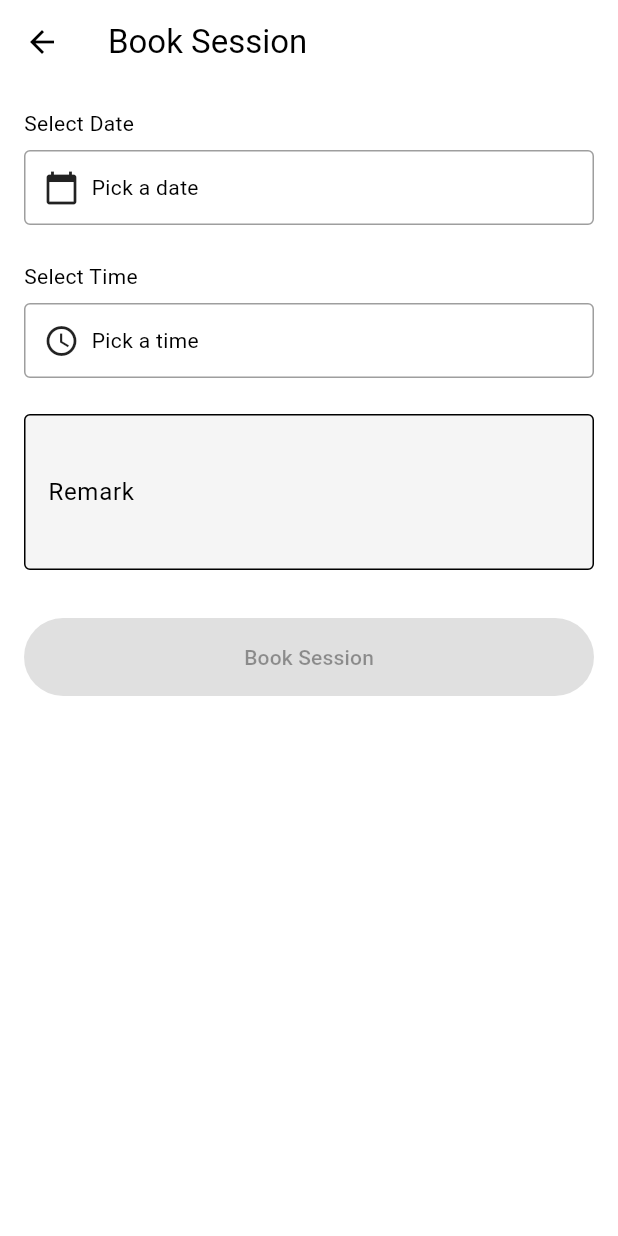
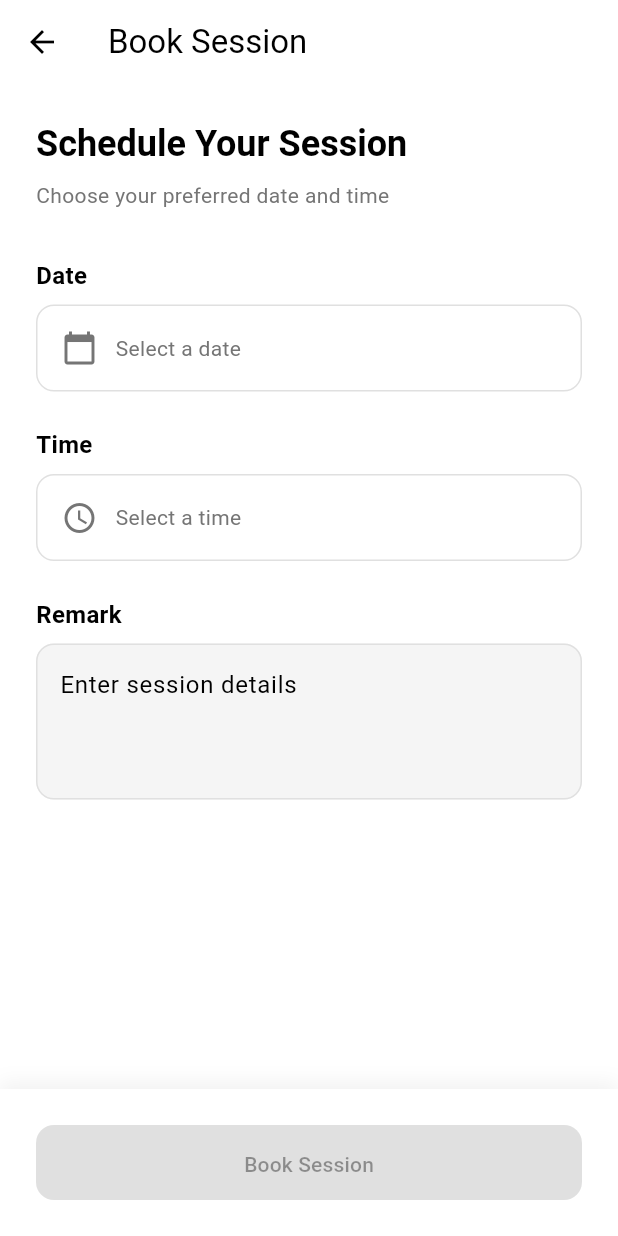
Before and after one commit to Prateek0001/GakudoAi, a Flutter app: the BookingScreen screen opened directly, on a phone screen of 412 x 824 dp. Run offline on Flutter 3.47's test engine with Material 3 defaults, Android fonts, the phone set to English and light mode, and no system bars; our stand-ins replace equatable, flutter_bloc, flutter_markdown, flutter_screenutil, intl_phone_field, shared_preferences and 1 more; accounts and stored records are empty.

Commit message:
fixed book session

```diff
--- a/lib/main.dart
+++ b/lib/main.dart
@@ -18,6 +18,7 @@ import 'repositories/auth/auth_repository_impl.dart';
 import 'repositories/chat/chat_repository.dart';
 import 'repositories/chat/chat_repository_impl.dart';
 import 'bloc/quiz_bloc.dart';
+import 'bloc/booking_bloc.dart';
 
 void main() async {
   WidgetsFlutterBinding.ensureInitialized();
@@ -36,6 +37,7 @@ void main() async {
       child: MultiBlocProvider(
         providers: [
           BlocProvider(create: (context) => QuizBloc()),
+          BlocProvider(create: (context) => BookingBloc()),
         ],
         child: ChangeNotifierProvider(
           create: (_) => ThemeProvider(prefs),
@@ -56,7 +58,16 @@ class MyApp extends StatelessWidget {
 
   @override
   Widget build(BuildContext context) {
-    return MaterialApp(
+    return MultiBlocProvider(
+      providers: [
+        BlocProvider(
+          create: (context) => QuizBloc(),
+        ),
+        BlocProvider(
+          create: (context) => BookingBloc(),
+        ),
+      ],
+      child: MaterialApp(
         debugShowCheckedModeBanner: false,
         title: StringConstants.appName,
         theme: ThemeConfig.lightTheme,
@@ -78,6 +89,7 @@ class MyApp extends StatelessWidget {
               ),
           '/profile': (context) => const ProfileScreen(),
         },
+      ),
     );
   }
 }
--- a/lib/screens/booking_screen.dart
+++ b/lib/screens/booking_screen.dart
@@ -19,11 +19,10 @@ class _BookingScreenState extends State<BookingScreen> {
 
   @override
   Widget build(BuildContext context) {
-    return BlocProvider(
-      create: (context) => BookingBloc(),
-      child: Scaffold(
+    return Scaffold(
       appBar: AppBar(
         title: const Text('Book Session'),
+        elevation: 0,
       ),
       body: BlocConsumer<BookingBloc, BookingState>(
         listener: (context, state) {
@@ -39,40 +38,88 @@ class _BookingScreenState extends State<BookingScreen> {
           }
         },
         builder: (context, state) {
-            return SingleChildScrollView(
-              padding: const EdgeInsets.all(16),
+          return Stack(
+            children: [
+              SingleChildScrollView(
+                padding: const EdgeInsets.all(24),
                 child: Column(
                   crossAxisAlignment: CrossAxisAlignment.start,
                   children: [
+                    Text(
+                      'Schedule Your Session',
+                      style:
+                          Theme.of(context).textTheme.headlineSmall?.copyWith(
+                                fontWeight: FontWeight.bold,
+                              ),
+                    ),
+                    const SizedBox(height: 8),
+                    Text(
+                      'Choose your preferred date and time',
+                      style: Theme.of(context).textTheme.bodyMedium?.copyWith(
+                            color: Colors.grey[600],
+                          ),
+                    ),
+                    const SizedBox(height: 32),
                     _buildDatePicker(context),
                     const SizedBox(height: 24),
                     _buildTimePicker(context),
                     const SizedBox(height: 24),
-                  TextField(
-                    controller: _remarkController,
-                    decoration: const InputDecoration(
-                      labelText: 'Remark',
-                      border: OutlineInputBorder(),
-                    ),
-                    maxLines: 3,
-                  ),
-                  const SizedBox(height: 32),
-                  if (state is BookingLoadingState)
-                    const Center(child: CircularProgressIndicator())
-                  else
-                    SizedBox(
-                      width: double.infinity,
-                      child: ElevatedButton(
-                        onPressed:
-                            _canBook() ? () => _createBooking(context) : null,
-                        child: const Text('Book Session'),
+                    _buildRemarkField(),
+                    const SizedBox(height: 48),
+                  ],
                 ),
               ),
+              Align(
+                alignment: Alignment.bottomCenter,
+                child: Container(
+                  padding: const EdgeInsets.all(24),
+                  decoration: BoxDecoration(
+                    color: Theme.of(context).scaffoldBackgroundColor,
+                    boxShadow: [
+                      BoxShadow(
+                        color: Colors.black.withOpacity(0.05),
+                        blurRadius: 10,
+                        offset: const Offset(0, -5),
+                      ),
                     ],
+                  ),
+                  child: ValueListenableBuilder<TextEditingValue>(
+                    valueListenable: _remarkController,
+                    builder: (context, value, child) {
+                      final canBook = _canBook();
+                      return SizedBox(
+                        width: double.infinity,
+                        height: 50,
+                        child: ElevatedButton(
+                          onPressed: state is BookingLoadingState || !canBook
+                              ? null
+                              : () => _createBooking(context),
+                          style: ElevatedButton.styleFrom(
+                            shape: RoundedRectangleBorder(
+                              borderRadius: BorderRadius.circular(12),
+                            ),
+                          ),
+                          child: state is BookingLoadingState
+                              ? const SizedBox(
+                                  height: 20,
+                                  width: 20,
+                                  child: CircularProgressIndicator(
+                                    strokeWidth: 2,
+                                    valueColor: AlwaysStoppedAnimation<Color>(
+                                      Colors.white,
+                                    ),
+                                  ),
+                                )
+                              : const Text('Book Session'),
                         ),
                       );
                     },
                   ),
+                ),
+              ),
+            ],
+          );
+        },
       ),
     );
   }
@@ -81,23 +128,36 @@ class _BookingScreenState extends State<BookingScreen> {
     return Column(
       crossAxisAlignment: CrossAxisAlignment.start,
       children: [
-        const Text('Select Date'),
+        const Text(
+          'Date',
+          style: TextStyle(
+            fontSize: 16,
+            fontWeight: FontWeight.bold,
+          ),
+        ),
         const SizedBox(height: 8),
         InkWell(
           onTap: () => _selectDate(context),
           child: Container(
-            padding: const EdgeInsets.all(12),
+            padding: const EdgeInsets.all(16),
             decoration: BoxDecoration(
-              border: Border.all(color: Colors.grey),
-              borderRadius: BorderRadius.circular(4),
+              border: Border.all(color: Colors.grey.shade300),
+              borderRadius: BorderRadius.circular(12),
             ),
             child: Row(
               children: [
-                const Icon(Icons.calendar_today),
-                const SizedBox(width: 8),
-                Text(_selectedDate != null
+                Icon(Icons.calendar_today, color: Colors.grey[600]),
+                const SizedBox(width: 12),
+                Text(
+                  _selectedDate != null
                       ? '${_selectedDate!.day}/${_selectedDate!.month}/${_selectedDate!.year}'
-                    : 'Pick a date'),
+                      : 'Select a date',
+                  style: TextStyle(
+                    color: _selectedDate != null
+                        ? Colors.black87
+                        : Colors.grey[600],
+                  ),
+                ),
               ],
             ),
           ),
@@ -110,26 +170,71 @@ class _BookingScreenState extends State<BookingScreen> {
     return Column(
       crossAxisAlignment: CrossAxisAlignment.start,
       children: [
-        const Text('Select Time'),
+        const Text(
+          'Time',
+          style: TextStyle(
+            fontSize: 16,
+            fontWeight: FontWeight.bold,
+          ),
+        ),
         const SizedBox(height: 8),
         InkWell(
           onTap: () => _selectTime(context),
           child: Container(
-            padding: const EdgeInsets.all(12),
+            padding: const EdgeInsets.all(16),
             decoration: BoxDecoration(
-              border: Border.all(color: Colors.grey),
-              borderRadius: BorderRadius.circular(4),
+              border: Border.all(color: Colors.grey.shade300),
+              borderRadius: BorderRadius.circular(12),
             ),
             child: Row(
               children: [
-                const Icon(Icons.access_time),
-                const SizedBox(width: 8),
-                Text(_selectedTime != null
-                    ? '${_selectedTime!.hour}:${_selectedTime!.minute.toString().padLeft(2, '0')}'
-                    : 'Pick a time'),
+                Icon(Icons.access_time, color: Colors.grey[600]),
+                const SizedBox(width: 12),
+                Text(
+                  _selectedTime != null
+                      ? '${_selectedTime!.hour.toString().padLeft(2, '0')}:${_selectedTime!.minute.toString().padLeft(2, '0')}'
+                      : 'Select a time',
+                  style: TextStyle(
+                    color: _selectedTime != null
+                        ? Colors.black87
+                        : Colors.grey[600],
+                  ),
+                ),
               ],
             ),
           ),
+        ),
+      ],
+    );
+  }
+
+  Widget _buildRemarkField() {
+    return Column(
+      crossAxisAlignment: CrossAxisAlignment.start,
+      children: [
+        const Text(
+          'Remark',
+          style: TextStyle(
+            fontSize: 16,
+            fontWeight: FontWeight.bold,
+          ),
+        ),
+        const SizedBox(height: 8),
+        TextField(
+          controller: _remarkController,
+          decoration: InputDecoration(
+            hintText: 'Enter session details',
+            border: OutlineInputBorder(
+              borderRadius: BorderRadius.circular(12),
+              borderSide: BorderSide(color: Colors.grey.shade300),
+            ),
+            enabledBorder: OutlineInputBorder(
+              borderRadius: BorderRadius.circular(12),
+              borderSide: BorderSide(color: Colors.grey.shade300),
+            ),
+          ),
+          maxLines: 3,
+          onChanged: (_) => setState(() {}), // Trigger rebuild for button state
         ),
       ],
     );
--- a/lib/screens/dashboard_screen.dart
+++ b/lib/screens/dashboard_screen.dart
@@ -191,9 +191,7 @@ class _DashboardViewState extends State<DashboardView> {
   }
 
   Widget _buildBookingView() {
-    return BlocProvider(
-      create: (context) => BookingBloc(),
-      child: BlocBuilder<BookingBloc, BookingState>(
+    return BlocBuilder<BookingBloc, BookingState>(
       builder: (context, state) {
         if (state is BookingInitial) {
           // Fetch bookings when view is loaded
@@ -236,8 +234,7 @@ class _DashboardViewState extends State<DashboardView> {
                                   ),
                                 ),
                                 subtitle: Column(
-                                    crossAxisAlignment:
-                                        CrossAxisAlignment.start,
+                                  crossAxisAlignment: CrossAxisAlignment.start,
                                   children: [
                                     const SizedBox(height: 8),
                                     Row(
@@ -264,14 +261,12 @@ class _DashboardViewState extends State<DashboardView> {
                                         color: booking.status == 'In Progress'
                                             ? Colors.blue.withOpacity(0.1)
                                             : Colors.green.withOpacity(0.1),
-                                          borderRadius:
-                                              BorderRadius.circular(8),
+                                        borderRadius: BorderRadius.circular(8),
                                       ),
                                       child: Text(
                                         booking.status,
                                         style: TextStyle(
-                                            color:
-                                                booking.status == 'In Progress'
+                                          color: booking.status == 'In Progress'
                                               ? Colors.blue
                                               : Colors.green,
                                           fontSize: 12,
@@ -296,8 +291,7 @@ class _DashboardViewState extends State<DashboardView> {
             onPressed: () {
               Navigator.push(
                 context,
-                  MaterialPageRoute(
-                      builder: (context) => const BookingScreen()),
+                MaterialPageRoute(builder: (context) => const BookingScreen()),
               );
             },
             child: const Icon(Icons.add),
@@ -305,7 +299,6 @@ class _DashboardViewState extends State<DashboardView> {
           ),
         );
       },
-      ),
     );
   }
 
```
Lines whose indentation alone changed are shown as unchanged.
